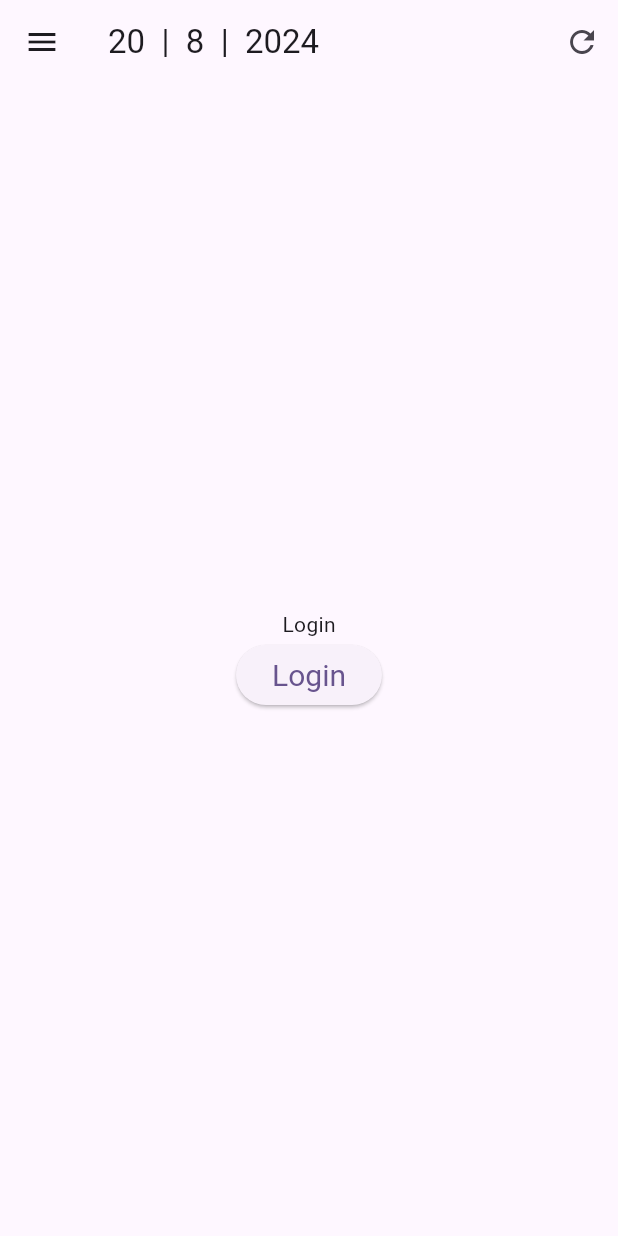
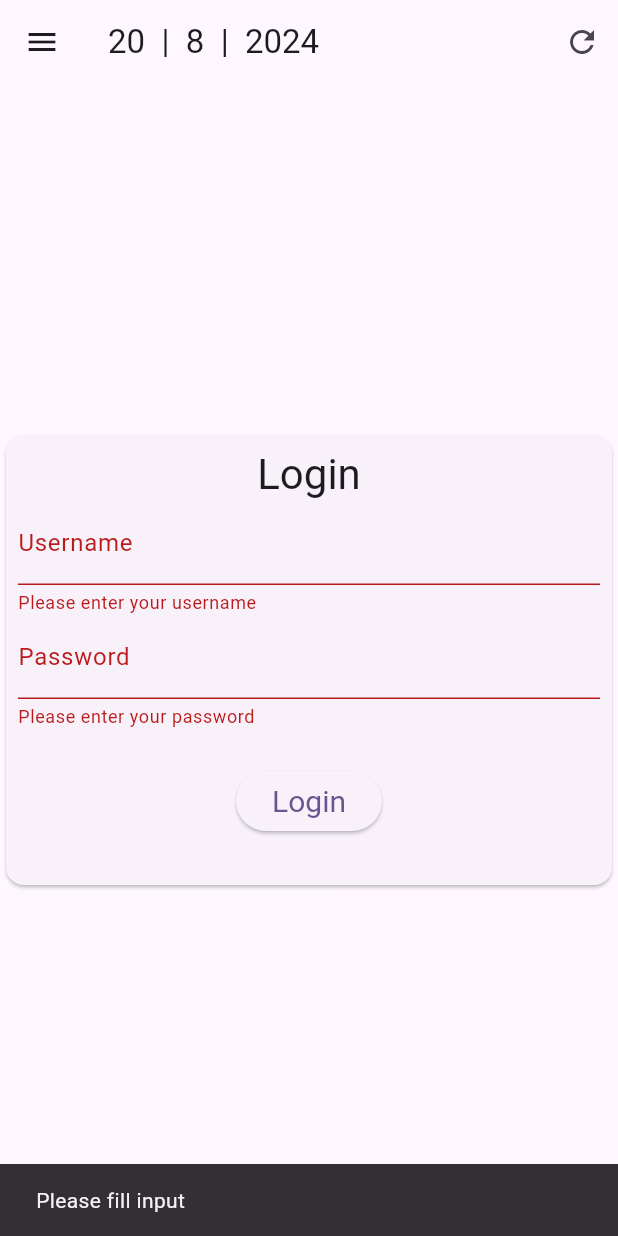
Before and after one commit to ricardoluz/pace_flutter, a Flutter app: the screen it shows after launch, after a tap on "Login", on a phone screen of 412 x 824 dp. Run offline on Flutter 3.47's test engine with Material 3 defaults, Android fonts, the phone set to English and light mode, and no system bars; our stand-ins replace shared_preferences; missing offline and left inert: http_interceptor.

Commit message:
Login screen - first approach

```diff
--- a/lib/main.dart
+++ b/lib/main.dart
@@ -12,11 +12,6 @@ Future<void> main() async {
     isLogged: isLogged,
   ));
 }
-
-// Future<bool> verifyToken() async {
-//   SharedPreferences sharedPreferences = await SharedPreferences.getInstance();
-//   return (sharedPreferences.getString('accessToken') != null) ? true : false;
-// }
 
 class MyApp extends StatelessWidget {
   final bool isLogged;
@@ -33,7 +28,8 @@ class MyApp extends StatelessWidget {
       initialRoute: (isLogged) ? "home" : "login",
       routes: {
         "home": (context) => const HomeScreen(),
-        "login": (context) => const LoginScreen(),
+        // "login": (context) => LoginScreen(onLogin: (LoginInformation value) {  },),
+        "login": (context) => LoginScreen(),
       },
     );
   }
--- a/lib/screens/login/login_screen.dart
+++ b/lib/screens/login/login_screen.dart
@@ -3,22 +3,35 @@
 import 'dart:developer';
 
 import 'package:flutter/material.dart';
-import 'package:shared_preferences/shared_preferences.dart';
-import 'package:pace/services/api_access_service.dart';
+import '/services/api_access_service.dart';
+import '/services/authentication_service.dart';
 
 final AuthService authService = AuthService();
 
+// class LoginInformation {
+//   final String username;
+//   final String password;
+//
+//   LoginInformation(this.username, this.password);
+// }
+
 class LoginScreen extends StatefulWidget {
-  const LoginScreen({super.key});
+  //
+  // final ValueChanged<LoginInformation> onLogin;
 
-  // final TextEditingController _emailController = TextEditingController();
-  // final TextEditingController _passwordController = TextEditingController();
+  const LoginScreen({
+    // required this.onLogin,
+    super.key,
+  });
 
   @override
   State<LoginScreen> createState() => _LoginScreenState();
 }
 
 class _LoginScreenState extends State<LoginScreen> {
+  final _formKey = GlobalKey<FormState>();
+  final TextEditingController usernameController = TextEditingController();
+  final TextEditingController passwordController = TextEditingController();
   DateTime currentDay = DateTime.now();
 
   @override
@@ -48,20 +61,74 @@ class _LoginScreenState extends State<LoginScreen> {
           ),
         ],
       ),
-      body: Center(
+      body: Form(
+        key: _formKey,
+        child: Center(
+          child: Card(
+            child: Container(
+              constraints: BoxConstraints.loose(const Size(600, 600)),
+              padding: const EdgeInsets.all(8),
               child: Column(
                 mainAxisAlignment: MainAxisAlignment.center,
-          children: <Widget>[
-            const Text("Login"),
-            ElevatedButton(
+                mainAxisSize: MainAxisSize.min,
+                children: [
+                  Text('Login',
+                      style: Theme.of(context).textTheme.headlineMedium),
+                  TextFormField(
+                    decoration: const InputDecoration(labelText: 'Username'),
+                    controller: usernameController,
+                    validator: (value) {
+                      if (value == null || value.isEmpty) {
+                        return 'Please enter your username';
+                      }
+                      return null;
+                    },
+                  ),
+                  TextFormField(
+                    decoration: const InputDecoration(labelText: 'Password'),
+                    obscureText: true,
+                    controller: passwordController,
+                    validator: (value) {
+                      if (value == null || value.isEmpty) {
+                        return 'Please enter your password';
+                      }
+                      return null;
+                    },
+                  ),
+                  Padding(
+                    padding: const EdgeInsets.all(16),
+                    child: TextButton(
+                      onPressed: () async {
+                        // widget.onLogin(
+                        //   LoginInformation(
+                        //     usernameController.value.text,
+                        //     passwordController.value.text,
+                        //   ),
+                        // );
+                      },
+                      child: ElevatedButton(
                         style: style,
-              onPressed: () {
-                getToken();
-                // Navigator.pushReplacementNamed(context, 'home');
+                        onPressed: () async {
+                          if (_formKey.currentState!.validate()) {
+                            await getToken(
+                              username: usernameController.value.text,
+                              password: passwordController.value.text,
+                            );
+                          } else {
+                            ScaffoldMessenger.of(context).showSnackBar(
+                              const SnackBar(content: Text('Please fill input')),
+                            );
+                          }
                         },
+
                         child: const Text('Login'),
-            )
+                      ),
+                    ),
+                  ),
                 ],
+              ),
+            ),
+          ),
         ),
       ),
       drawer: Drawer(
@@ -69,7 +136,7 @@ class _LoginScreenState extends State<LoginScreen> {
           children: [
             ListTile(
               leading: const Icon(Icons.logout),
-              title: const Text("Sair"),
+              title: const Text("Logout"),
               onTap: () {
                 logout();
               },
@@ -87,19 +154,10 @@ class _LoginScreenState extends State<LoginScreen> {
     );
   }
 
-  logout() {
-    SharedPreferences.getInstance().then((sharedPreferences) {
-      sharedPreferences.remove('accessToken');
-      sharedPreferences.remove('id');
-      sharedPreferences.remove('email');
-
-      Navigator.pushReplacementNamed(context, 'login');
-    });
-  }
-
-  Future<void> getToken() async {
-    String username = 'test1';
-    String password = 'dckm#1111';
+  Future<void> getToken({
+    required String username,
+    required String password,
+  }) async {
 
     String userToken;
 
--- a/lib/services/authentication_service.dart
+++ b/lib/services/authentication_service.dart
@@ -4,3 +4,13 @@ Future<bool> verifyToken() async {
   SharedPreferences sharedPreferences = await SharedPreferences.getInstance();
   return (sharedPreferences.getString('accessToken') != null) ? true : false;
 }
+
+logout() {
+  SharedPreferences.getInstance().then((sharedPreferences) {
+    sharedPreferences.remove('token');
+    // sharedPreferences.remove('id');
+    // sharedPreferences.remove('email');
+
+    // Navigator.pushReplacementNamed(context, 'login');
+  });
+}
```
Lines whose indentation alone changed are shown as unchanged.
